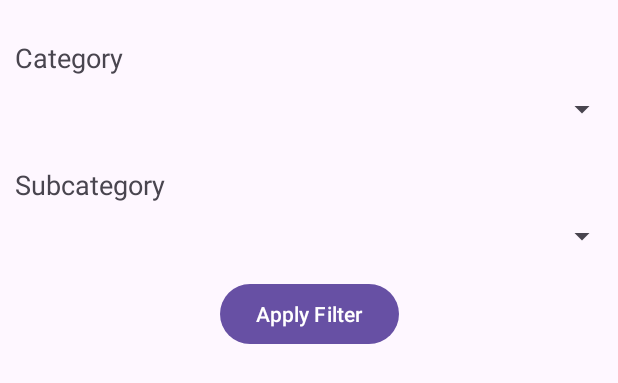
After one commit to NeShkApp/MallProject, an Android app: the layout fragment_filter_shop_items.xml on its own in the app's theme, with its tools: preview values and no code run, on a phone screen of 412 x 824 dp. The commit adds this screen. Shown: the top 383 px of the screen. Run offline under Robolectric (Android 15) with nearby library versions, the phone set to English and light mode, and no system bars.

```diff
--- a/app/src/main/java/org/bohdan/mallproject/presentation/viewmodel/SubcategoriesViewModel.kt
+++ b/app/src/main/java/org/bohdan/mallproject/presentation/viewmodel/SubcategoriesViewModel.kt
@@ -24,7 +24,6 @@ class SubcategoriesViewModel(
 
     private val getSubcategoriesByCategoryUseCase = GetSubcategoriesByCategoryUseCase(homeRepository)
 
-
     private val _subcategories = MutableLiveData<List<Subcategory>>()
     val subcategories: LiveData<List<Subcategory>>
         get() = _subcategories
@@ -46,4 +45,6 @@ class SubcategoriesViewModel(
             _subcategories.postValue(subcategories)
         }
     }
+
+
 }
--- /dev/null
+++ b/app/src/main/res/layout/fragment_filter_shop_items.xml
@@ -0,0 +1,60 @@
+<?xml version="1.0" encoding="utf-8"?>
+<androidx.constraintlayout.widget.ConstraintLayout xmlns:android="http://schemas.android.com/apk/res/android"
+    xmlns:tools="http://schemas.android.com/tools"
+    android:layout_width="match_parent"
+    android:layout_height="match_parent"
+    xmlns:app="http://schemas.android.com/apk/res-auto"
+    tools:context=".presentation.ui.home.FilterShopItemsFragment">
+
+    <!-- Категорія -->
+    <TextView
+        android:id="@+id/tv_category"
+        android:layout_width="wrap_content"
+        android:layout_height="wrap_content"
+        android:text="Category"
+        android:textSize="18sp"
+        android:layout_marginTop="16dp"
+        app:layout_constraintStart_toStartOf="parent"
+        app:layout_constraintTop_toTopOf="parent"
+        android:padding="10dp" />
+
+    <Spinner
+        android:id="@+id/spinner_category"
+        android:layout_width="match_parent"
+        android:layout_height="wrap_content"
+        app:layout_constraintTop_toBottomOf="@id/tv_category"
+        app:layout_constraintStart_toStartOf="parent"
+        app:layout_constraintEnd_toEndOf="parent" />
+
+    <TextView
+        android:id="@+id/tv_subcategory"
+        android:layout_width="wrap_content"
+        android:layout_height="wrap_content"
+        android:text="Subcategory"
+        android:textSize="18sp"
+        android:layout_marginTop="16dp"
+        app:layout_constraintStart_toStartOf="parent"
+        app:layout_constraintTop_toBottomOf="@id/spinner_category"
+        android:padding="10dp" />
+
+    <Spinner
+        android:id="@+id/spinner_subcategory"
+        android:layout_width="match_parent"
+        android:layout_height="wrap_content"
+        app:layout_constraintTop_toBottomOf="@id/tv_subcategory"
+        app:layout_constraintStart_toStartOf="parent"
+        app:layout_constraintEnd_toEndOf="parent"
+        android:enabled="false" />
+
+    <!-- Кнопка застосування фільтру -->
+    <Button
+        android:id="@+id/button_apply_filter"
+        android:layout_width="wrap_content"
+        android:layout_height="wrap_content"
+        android:text="Apply Filter"
+        app:layout_constraintTop_toBottomOf="@id/spinner_subcategory"
+        app:layout_constraintStart_toStartOf="parent"
+        app:layout_constraintEnd_toEndOf="parent"
+        android:layout_marginTop="16dp" />
+
+</androidx.constraintlayout.widget.ConstraintLayout>
```
Also changed, not shown: app/src/main/java/org/bohdan/mallproject/data/HomeRepositoryImpl.kt (+21 -77 lines), app/src/main/java/org/bohdan/mallproject/domain/repository/HomeRepository.kt (+1 -11 lines), app/src/main/java/org/bohdan/mallproject/domain/usecase/home/GetShopItemByAttributesUseCase.kt (deleted, +0 -32 lines), app/src/main/java/org/bohdan/mallproject/presentation/ui/home/AllProductsFragment.kt (+4 -5 lines), app/src/main/java/org/bohdan/mallproject/presentation/ui/home/CategoriesFragment.kt (+57 -7 lines), app/src/main/java/org/bohdan/mallproject/presentation/ui/home/FilterShopItemsFragment.kt (added, +14 -0 lines), app/src/main/java/org/bohdan/mallproject/presentation/ui/home/SubcategoriesFragment.kt (+43 -7 lines), app/src/main/java/org/bohdan/mallproject/presentation/viewmodel/AllProductsViewModel.kt (+55 -36 lines), app/src/main/java/org/bohdan/mallproject/presentation/viewmodel/CategoriesViewModel.kt (+0 -13 lines), app/src/main/res/layout/fragment_all_products.xml (+20 -19 lines), app/src/main/res/navigation/main_navigation.xml (+32 -14 lines).
